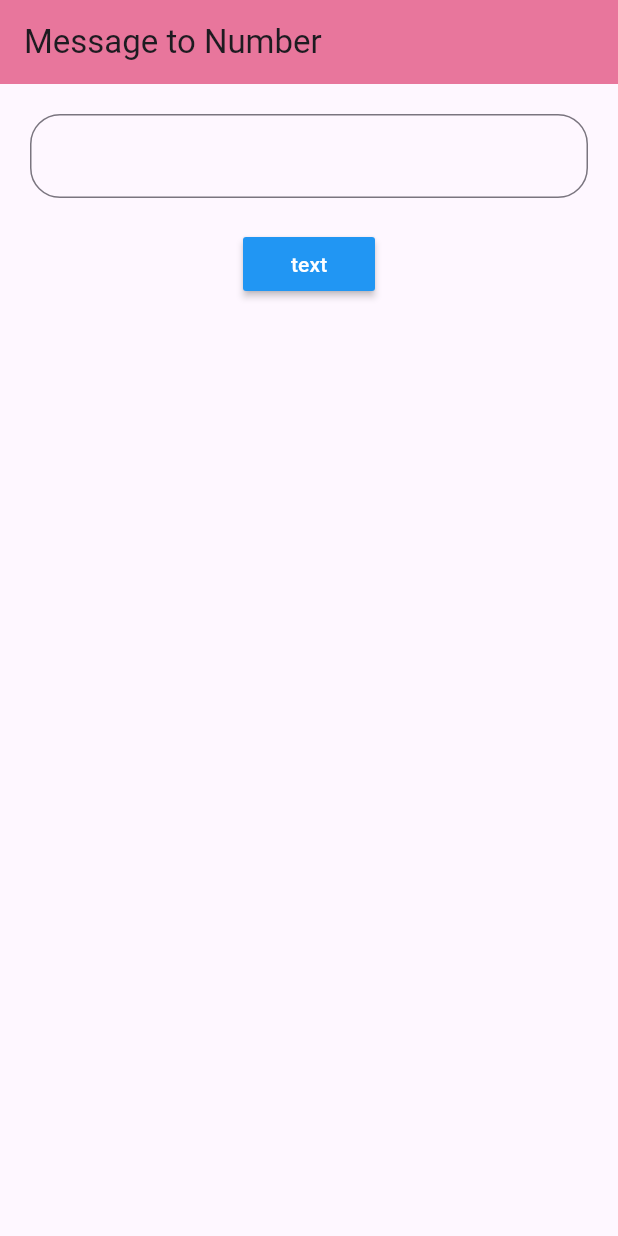
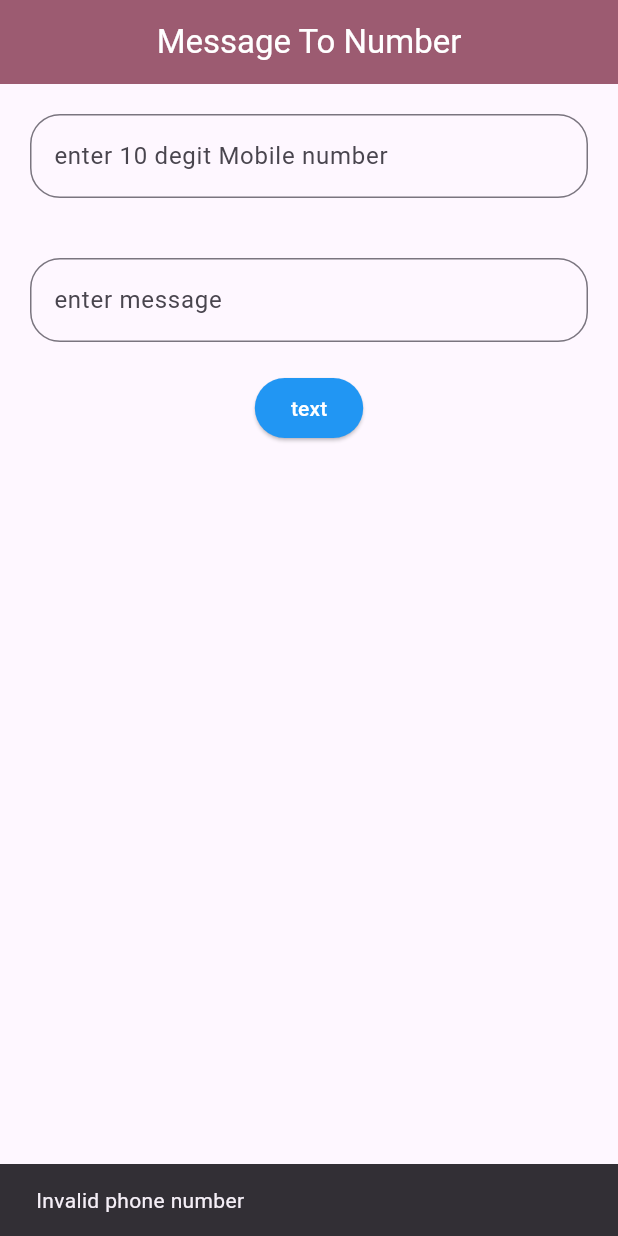
Before and after one commit to suraj-khot-19/Flutter-SMS-App, a Flutter app: the screen it shows after launch, after a tap on "text", on a phone screen of 412 x 824 dp. Run offline on Flutter 3.47's test engine with Material 3 defaults, Android fonts, the phone set to English and light mode, and no system bars.

Commit message:
added msg box and validating number: success

```diff
--- a/App/app/lib/home.dart
+++ b/App/app/lib/home.dart
@@ -1,4 +1,3 @@
-import 'package:app/from_input.dart';
 import 'package:flutter/material.dart';
 import 'package:flutter/services.dart';
 import 'package:url_launcher/url_launcher.dart';
@@ -11,43 +10,78 @@ class MyHome extends StatefulWidget {
 }
 
 class _MyHomeState extends State<MyHome> {
-  final String pattern = r'^[0-9]{10}$';
-  var name = TextEditingController();
   var ph = TextEditingController();
+  var msg = TextEditingController();
+  RegExp mobileNumberPattern = RegExp(r'[0-9]{10}$');
+
   @override
   Widget build(BuildContext context) {
     return Scaffold(
       appBar: AppBar(
-        title: const Text("Message to Number"),
-        backgroundColor: const Color.fromARGB(255, 232, 118, 156),
+        title: const Center(
+          child: Text("Message To Number",
+              style: TextStyle(
+                color: Colors.white,
+              )),
+        ),
+        backgroundColor: const Color.fromARGB(255, 156, 91, 113),
       ),
       body: Column(
         children: [
+          //mobile number TextField
           Container(
             margin: const EdgeInsets.all(20),
             child: TextField(
               controller: ph,
               decoration: InputDecoration(
-                  border: OutlineInputBorder(
-                borderRadius: BorderRadius.circular(20),
-              )),
+                hintText: 'enter 10 degit Mobile number',
+                border: OutlineInputBorder(
+                  borderRadius: BorderRadius.circular(20),
+                ),
+              ),
               keyboardType: TextInputType.number,
               inputFormatters: <TextInputFormatter>[
-                FilteringTextInputFormatter.allow(RegExp(pattern)),
+                FilteringTextInputFormatter.allow(RegExp(r'[0-9+]')),
                 FilteringTextInputFormatter.digitsOnly,
               ],
             ),
           ),
+          //message TextField
+          Container(
+            margin: const EdgeInsets.all(20),
+            child: TextField(
+              controller: msg,
+              decoration: InputDecoration(
+                hintText: 'enter message',
+                border: OutlineInputBorder(
+                  borderRadius: BorderRadius.circular(20),
+                ),
+              ),
+            ),
+          ),
           Center(
-            child: MaterialButton(
+            child: ElevatedButton(
+              style: ElevatedButton.styleFrom(
+                backgroundColor: Colors.blue,
+                shape: RoundedRectangleBorder(
+                  borderRadius: BorderRadius.circular(20), // Adjust as needed
+                ),
+              ),
               onPressed: () async {
-                var phoneNumber = ph.text.toString();
-                final _text = 'sms:$phoneNumber';
-                if (await canLaunch(_text)) {
-                  await launch(_text);
+                final phoneNumber = ph.text.toString();
+                if (mobileNumberPattern.hasMatch(phoneNumber)) {
+                  String _text =
+                      "sms:$phoneNumber?body=${Uri.encodeQueryComponent(msg.text.toString())}";
+                  if (await canLaunch(_text)) {
+                    await launch(_text);
+                  }
+                } else {
+                  ScaffoldMessenger.of(context).showSnackBar(const SnackBar(
+                    content: Text('Invalid phone number'),
+                    duration: Duration(seconds: 5),
+                  ));
                 }
               },
-              color: Colors.blue,
               child: const Text(
                 "text",
                 style: TextStyle(
```
Also changed, not shown: App/app/lib/from_input.dart (deleted, +0 -48 lines).
